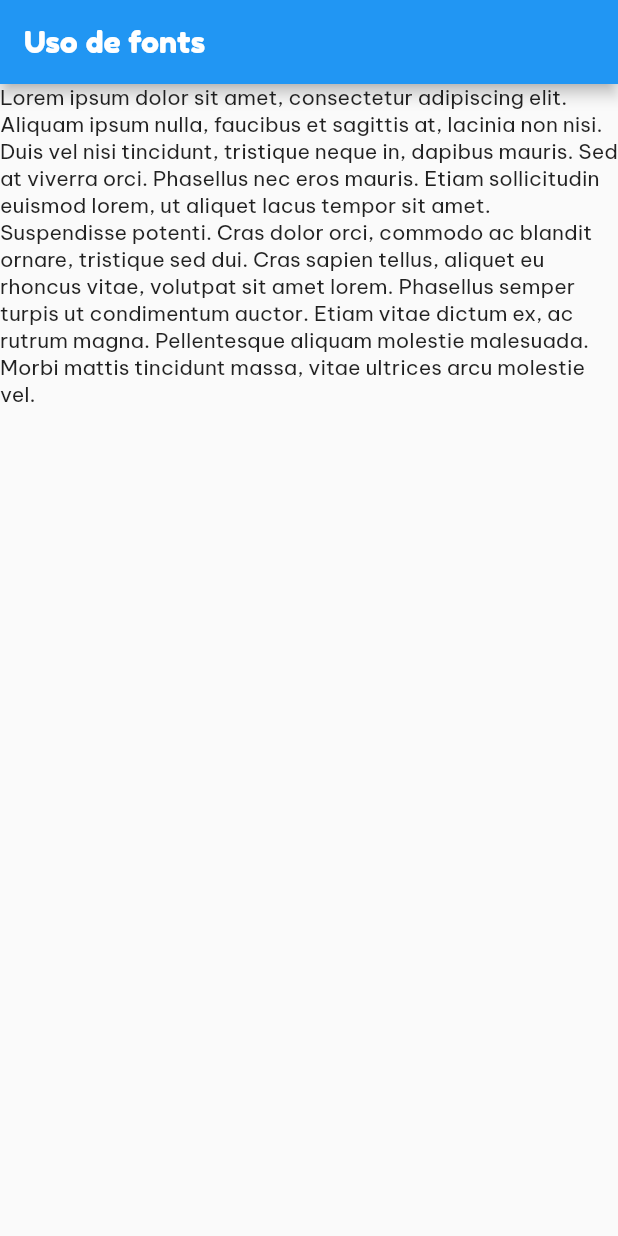
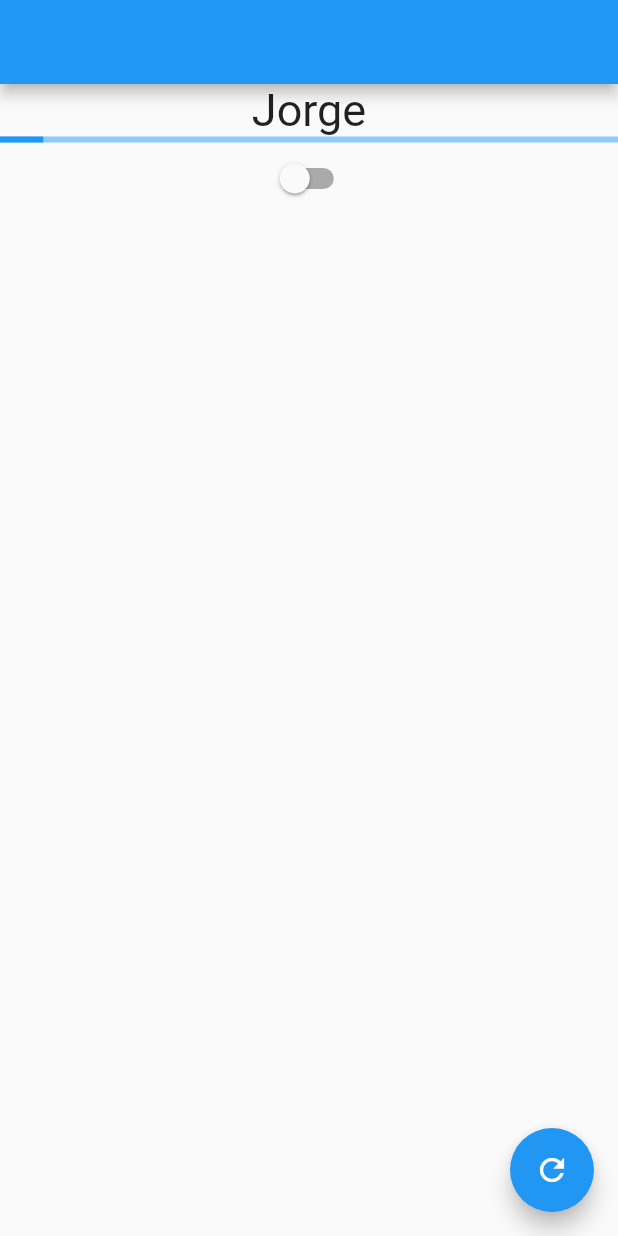
Before and after one commit to soyyjorgito/flutterapp, a Flutter app: the screen it shows after launch, on a phone screen of 412 x 824 dp. Run offline on Flutter 3.47's test engine with Material 2 defaults, Android fonts, the phone set to English and light mode, and no system bars.

```diff
--- a/lib/main.dart
+++ b/lib/main.dart
@@ -1,3 +1,5 @@
+import 'dart:async';
+
 import 'package:flutter/material.dart';
 
 void main() => runApp(const MyApp());
@@ -7,25 +9,68 @@ class MyApp extends StatelessWidget {
 
   @override
   Widget build(BuildContext context) {
-    return MaterialApp(
-      title: 'Material App',
-      theme: ThemeData(fontFamily: "Fredoka One"),
-      home: const MyHomePage(),
-    );
+    return const MaterialApp(title: 'Material App', home: MyHomePage());
   }
 }
 
-class MyHomePage extends StatelessWidget {
+class MyHomePage extends StatefulWidget {
   const MyHomePage({super.key});
+
+  @override
+  State<MyHomePage> createState() => _MyHomePageState();
+}
+
+class _MyHomePageState extends State<MyHomePage> {
+  String name = "Marvin";
+  double ProgressValue = 0.0;
+  bool switchValue = false;
 
   @override
   Widget build(BuildContext context) {
     return Scaffold(
-      appBar: AppBar(
-        title: const Text("Uso de fonts"),
+      appBar: AppBar(),
+      body: Center(
+        child: Column(
+          children: <Widget>[
+            Text(name, style: TextStyle(fontSize: 30)),
+            LinearProgressIndicator(value: ProgressValue),
+            Switch(
+              value: switchValue,
+              onChanged: (value) {
+                setState(() {
+                  switchValue = value;
+                });
+              },
+            )
+          ],
+        ),
       ),
-      body: const Text("Lorem ipsum dolor sit amet, consectetur adipiscing elit. Aliquam ipsum nulla, faucibus et sagittis at, lacinia non nisi. Duis vel nisi tincidunt, tristique neque in, dapibus mauris. Sed at viverra orci. Phasellus nec eros mauris. Etiam sollicitudin euismod lorem, ut aliquet lacus tempor sit amet. Suspendisse potenti. Cras dolor orci, commodo ac blandit ornare, tristique sed dui. Cras sapien tellus, aliquet eu rhoncus vitae, volutpat sit amet lorem. Phasellus semper turpis ut condimentum auctor. Etiam vitae dictum ex, ac rutrum magna. Pellentesque aliquam molestie malesuada. Morbi mattis tincidunt massa, vitae ultrices arcu molestie vel.",
-      style: TextStyle(fontFamily: "BeVietnamPro"),),
+      floatingActionButton: FloatingActionButton(
+        onPressed: changeName,
+        child: const Icon(Icons.refresh),
+      ),
     );
   }
+
+  void changeName() {
+    setState(() => {
+          if (name == "Marvin") {name = "Jorge"} else {name = "Marvin"},
+          ProgressValue += 0.01
+        });
+  }
+
+  @override
+  void initState() {
+    // TODO: implement initState
+    super.initState();
+    Timer.periodic(Duration(seconds: 1), (value) {
+      changeName();
+    });
+  }
+
+  @override
+  void dispose() {
+    // TODO: implement dispose
+    super.dispose();
+  }
 }
```
